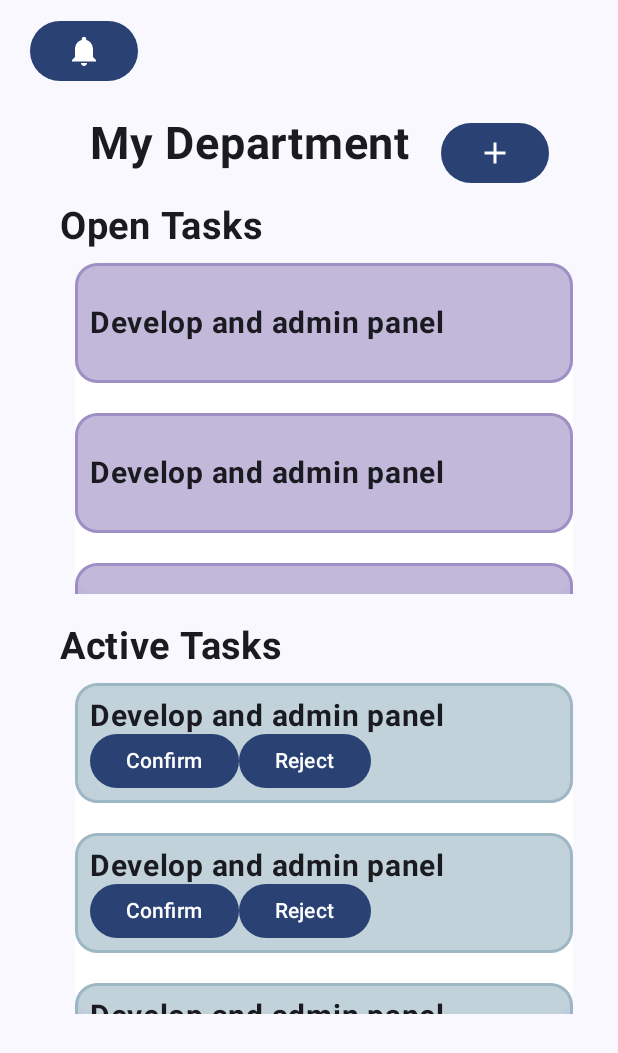
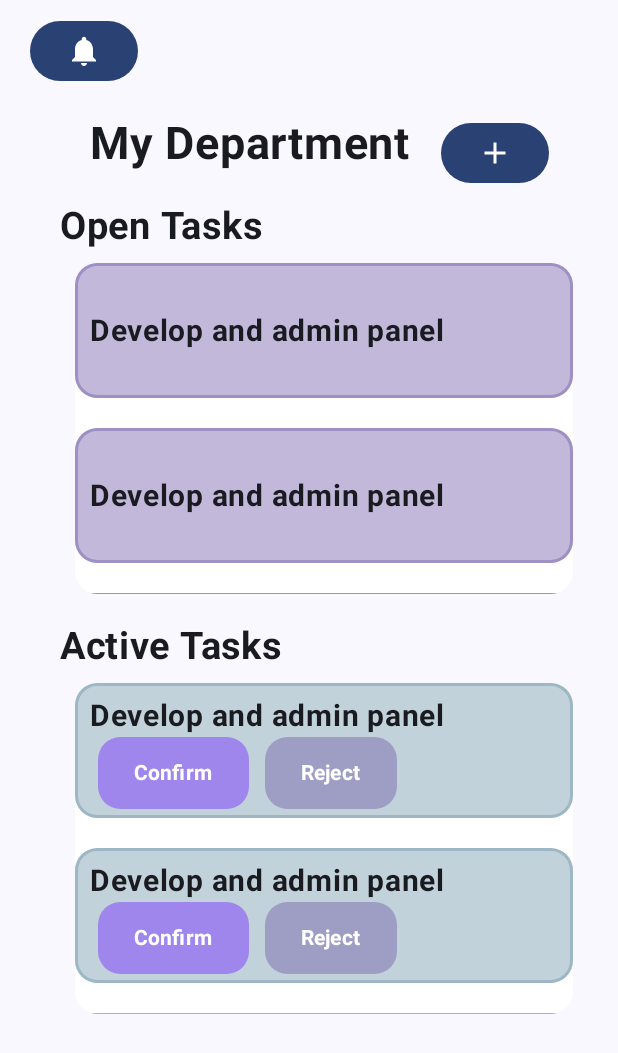
Before and after one commit to gunduzl/TaskManagement, an Android app built with Jetpack Compose: the composable ManagerHomeScreen shown on its own in the app's theme, on a phone screen of 412 x 824 dp. Shown: the top 1053 px of the screen. Run offline under Robolectric (Android 15) with nearby library versions, the phone set to English and light mode, and no system bars.

Commit message:
color customization and custom button added

```diff
--- a/app/src/main/java/com/example/taskmanager/components/pool/pool.kt
+++ b/app/src/main/java/com/example/taskmanager/components/pool/pool.kt
@@ -6,6 +6,7 @@ import androidx.compose.foundation.clickable
 import androidx.compose.foundation.layout.Arrangement
 import androidx.compose.foundation.layout.Box
 import androidx.compose.foundation.layout.Column
+import androidx.compose.foundation.layout.PaddingValues
 import androidx.compose.foundation.layout.Row
 import androidx.compose.foundation.layout.Spacer
 import androidx.compose.foundation.layout.fillMaxSize
@@ -17,6 +18,7 @@ import androidx.compose.foundation.lazy.LazyColumn
 import androidx.compose.foundation.shape.RoundedCornerShape
 import androidx.compose.material3.AlertDialog
 import androidx.compose.material3.Button
+import androidx.compose.material3.ButtonDefaults
 import androidx.compose.material3.MaterialTheme
 import androidx.compose.material3.Text
 import androidx.compose.runtime.Composable
@@ -26,14 +28,18 @@ import androidx.compose.runtime.remember
 import androidx.compose.runtime.setValue
 import androidx.compose.ui.Alignment
 import androidx.compose.ui.Modifier
+import androidx.compose.ui.draw.clip
 import androidx.compose.ui.graphics.Color
 import androidx.compose.ui.graphics.SolidColor
 import androidx.compose.ui.text.font.FontStyle
 import androidx.compose.ui.text.font.FontWeight
 import androidx.compose.ui.text.style.TextAlign
+import androidx.compose.ui.unit.Dp
 import androidx.compose.ui.unit.dp
 import androidx.compose.ui.unit.sp
+import com.example.taskmanager.ui.theme.Pink40
 import com.example.taskmanager.ui.theme.customGreen
+import com.example.taskmanager.ui.theme.customPurple
 
 
 @Composable
@@ -108,7 +114,7 @@ fun Task(name: String, description: String, expectedFinishDate: String, timeLeft
             .border(2.dp, color = col, shape = RoundedCornerShape(15.dp))
             .fillMaxWidth()
             .padding(10.dp)
-            .height(60.dp)
+            .height(70.dp)
             .clickable { showDialog = true },
         horizontalArrangement = Arrangement.Center,
         verticalAlignment = Alignment.CenterVertically
@@ -120,16 +126,24 @@ fun Task(name: String, description: String, expectedFinishDate: String, timeLeft
             Column{
                 Text(text = name, fontSize = 20.sp, textAlign = TextAlign.Left , fontWeight = FontWeight.Bold)
                 Row {
-                    Button(
-                        onClick = { },
-                    ) {
-                        Text("Confirm")
-                    }
-                    Button(
-                        onClick = { },
-                    ) {
-                        Text("Reject")
-                    }
+                    CustomButton(
+                        text = "Confirm",
+                        onClick = { /* Handle button click */ },
+                        backgroundColor = Color(0x777730ff),
+                        contentColor = Color.White,
+                        cornerRadius = 15.dp,
+                        modifier = Modifier
+                            .padding(top = 6.dp)
+                    )
+                    CustomButton(
+                        text = "Reject",
+                        onClick = { /* Handle button click */ },
+                        backgroundColor = customPurple, //0x666650ff
+                        contentColor = Color.White,
+                        cornerRadius = 15.dp,
+                        modifier = Modifier
+                            .padding(top = 6.dp)
+                    )
                 }
             }
             Box(
@@ -264,3 +278,33 @@ fun Task(name: String, description: String, expectedFinishDate: String, timeLeft
     }
 
 }
+
+@Composable
+fun CustomButton(
+    text: String,
+    onClick: () -> Unit,
+    modifier: Modifier = Modifier,
+    backgroundColor: Color = Color.Blue,
+    contentColor: Color = Color.White,
+    cornerRadius: Dp = 15.dp,
+) {
+    Button(
+        onClick = onClick,
+        modifier = modifier
+            //.height(10.dp)
+            .padding(horizontal = 5.dp)
+            .clip(RoundedCornerShape(cornerRadius))
+            .background(backgroundColor),
+
+        colors = ButtonDefaults.buttonColors(Color.Transparent),
+        //contentPadding = PaddingValues(horizontal = 10.dp)
+       // contentPadding = PaddingValues(horizontal = 16.dp, vertical = 8.dp)
+    ) {
+        Text(
+            text = text,
+            color = contentColor,
+            fontWeight = FontWeight.Bold,
+            fontSize = 14.sp
+        )
+    }
+}
--- a/app/src/main/java/com/example/taskmanager/screens/ManagerHomeScreen.kt
+++ b/app/src/main/java/com/example/taskmanager/screens/ManagerHomeScreen.kt
@@ -63,12 +63,6 @@ fun ManagerHomeScreen(){
             Button(onClick = { setShowNotification(true)}) {
                 Icon(imageVector = Icons.Default.Notifications, contentDescription = null )
             }
-            /*
-            Button(onClick = {
-            }) {
-                Text("Logout")
-            }
-            */
 
         }
 
```
